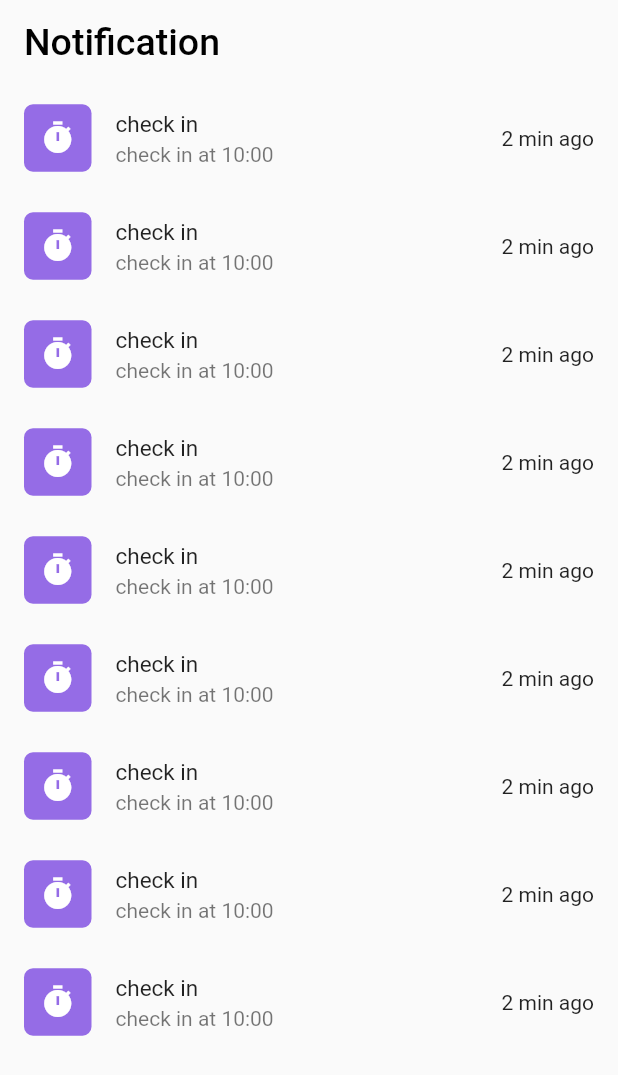
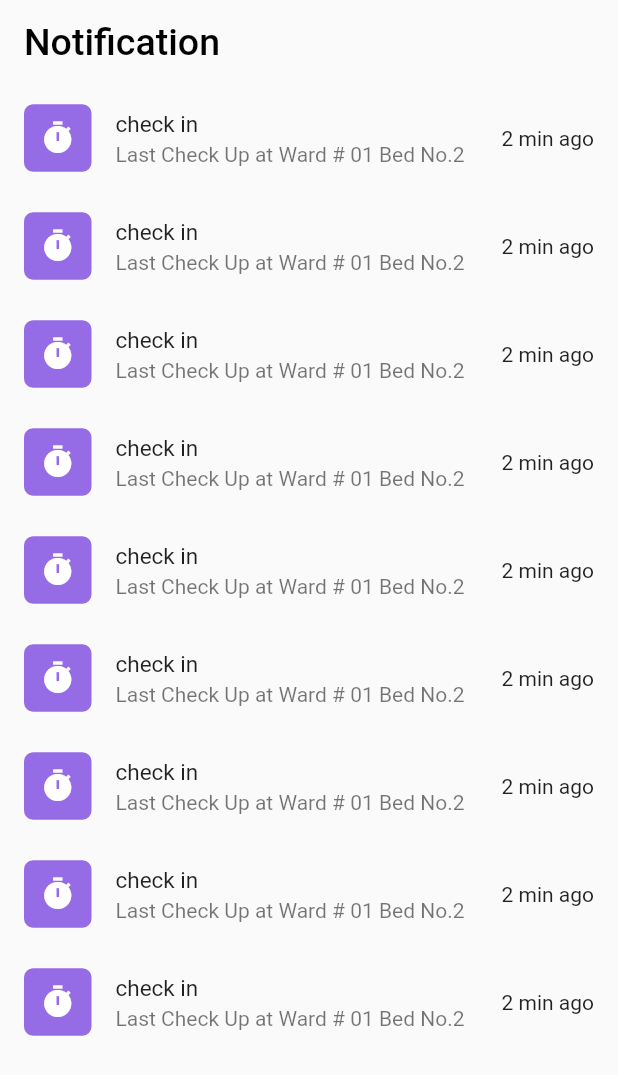
Before and after one commit to MuhammadBilal-018/Smart-Health-Monitoring-System, a Flutter app: the Notication screen opened directly, on a phone screen of 412 x 824 dp. Shown: the top 1075 px of the screen. Run offline on Flutter 3.47's test engine with Material 2 defaults, Android fonts, the phone set to English and light mode, and no system bars; our stand-ins replace fl_chart, quickalert.

Commit message:
Update notification _screen.dart
Update Notification Screen

```diff
--- a/lib/Bottom Navigation/notification _screen.dart
+++ b/lib/Bottom Navigation/notification _screen.dart
@@ -32,21 +32,21 @@ class _NoticationState extends State<Notication> {
                     decoration: BoxDecoration(
                         color: const Color(0xFF956CE6),
                         borderRadius: BorderRadius.circular(6)),
-                    child: Icon(Icons.timer,color: Colors.white,)                 ),
+                    child: Icon(
+                      Icons.timer,
+                      color: Colors.white,
+                    )),
                 // shape: ,
                 trailing: Text('2 min ago'),
 
                 title: Text(
-                  cheakout
-                  ,
+                  cheakout,
                   style: TextStyle(fontSize: 15),
                 ),
-                subtitle: Text('check in at 10:00'),
+                subtitle: Text('Last Check Up at Ward # 01 Bed No.2'),
               );
-            })
-            );
+            }));
   }
-
 }
 //   void cheak() {
 //     int _value = int.parse(cheakout);
```
